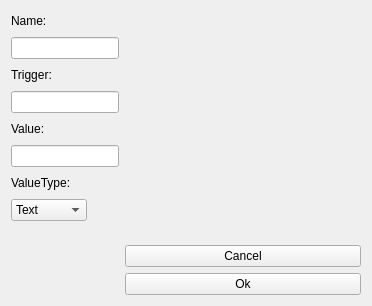
This is plugins/Commands/Keyboard/addbuttondlg.ui in KDE/simon as Qt 5 draws it before an edit. The edited form follows.
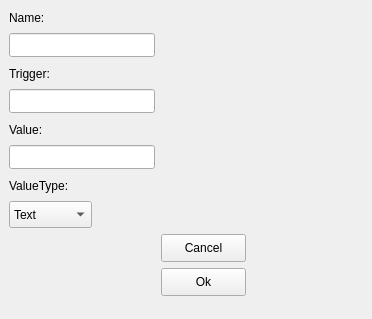
This is the edited form. Custom widgets are drawn as their Qt base class.

Commit message: Bugfix in the kb Plugin. Sorry for so much commits ;)

```diff
--- a/plugins/Commands/Keyboard/addbuttondlg.ui
+++ b/plugins/Commands/Keyboard/addbuttondlg.ui
@@ -7,118 +7,51 @@
     <x>0</x>
     <y>0</y>
     <width>372</width>
-    <height>306</height>
+    <height>319</height>
    </rect>
   </property>
   <property name="windowTitle">
    <string>Command</string>
   </property>
-  <layout class="QFormLayout" name="formLayout">
-   <property name="fieldGrowthPolicy">
-    <enum>QFormLayout::AllNonFixedFieldsGrow</enum>
+  <widget class="QLineEdit" name="leName">
+   <property name="geometry">
+    <rect>
+     <x>9</x>
+     <y>33</y>
+     <width>146</width>
+     <height>24</height>
+    </rect>
    </property>
-   <item row="0" column="1">
-    <spacer name="horizontalSpacer">
-     <property name="orientation">
-      <enum>Qt::Horizontal</enum>
-     </property>
-     <property name="sizeHint" stdset="0">
-      <size>
-       <width>40</width>
-       <height>20</height>
-      </size>
-     </property>
-    </spacer>
-   </item>
-   <item row="1" column="0">
-    <widget class="QLineEdit" name="leName"/>
-   </item>
-   <item row="1" column="1">
-    <spacer name="horizontalSpacer_2">
-     <property name="orientation">
-      <enum>Qt::Horizontal</enum>
-     </property>
-     <property name="sizeHint" stdset="0">
-      <size>
-       <width>40</width>
-       <height>20</height>
-      </size>
-     </property>
-    </spacer>
-   </item>
-   <item row="2" column="1">
-    <spacer name="horizontalSpacer_3">
-     <property name="orientation">
-      <enum>Qt::Horizontal</enum>
-     </property>
-     <property name="sizeHint" stdset="0">
-      <size>
-       <width>40</width>
-       <height>20</height>
-      </size>
-     </property>
-    </spacer>
-   </item>
-   <item row="3" column="0">
-    <widget class="QLineEdit" name="leTrigger"/>
-   </item>
-   <item row="3" column="1">
-    <spacer name="horizontalSpacer_4">
-     <property name="orientation">
-      <enum>Qt::Horizontal</enum>
-     </property>
-     <property name="sizeHint" stdset="0">
-      <size>
-       <width>40</width>
-       <height>20</height>
-      </size>
-     </property>
-    </spacer>
-   </item>
-   <item row="4" column="1">
-    <spacer name="horizontalSpacer_5">
-     <property name="orientation">
-      <enum>Qt::Horizontal</enum>
-     </property>
-     <property name="sizeHint" stdset="0">
-      <size>
-       <width>40</width>
-       <height>20</height>
-      </size>
-     </property>
-    </spacer>
-   </item>
-   <item row="5" column="0">
-    <widget class="QLineEdit" name="leValue"/>
-   </item>
-   <item row="5" column="1">
-    <spacer name="horizontalSpacer_6">
-     <property name="orientation">
-      <enum>Qt::Horizontal</enum>
-     </property>
-     <property name="sizeHint" stdset="0">
-      <size>
-       <width>40</width>
-       <height>20</height>
-      </size>
-     </property>
-    </spacer>
-   </item>
-   <item row="6" column="1">
-    <spacer name="horizontalSpacer_7">
-     <property name="orientation">
-      <enum>Qt::Horizontal</enum>
-     </property>
-     <property name="sizeHint" stdset="0">
-      <size>
-       <width>40</width>
-       <height>20</height>
-      </size>
-     </property>
-    </spacer>
-   </item>
-   <item row="7" column="0">
+  </widget>
+  <widget class="QLineEdit" name="leTrigger">
+   <property name="geometry">
+    <rect>
+     <x>9</x>
+     <y>89</y>
+     <width>146</width>
+     <height>24</height>
+    </rect>
+   </property>
+  </widget>
+  <widget class="QLineEdit" name="leValue">
+   <property name="geometry">
+    <rect>
+     <x>9</x>
+     <y>145</y>
+     <width>146</width>
+     <height>24</height>
+    </rect>
+   </property>
+  </widget>
     <widget class="QComboBox" name="cbValueType">
+   <property name="geometry">
+    <rect>
+     <x>9</x>
+     <y>201</y>
+     <width>83</width>
+     <height>27</height>
+    </rect>
+   </property>
      <item>
       <property name="text">
        <string>Text</string>
@@ -130,102 +63,84 @@
       </property>
      </item>
     </widget>
-   </item>
-   <item row="7" column="1">
-    <spacer name="horizontalSpacer_8">
-     <property name="orientation">
-      <enum>Qt::Horizontal</enum>
-     </property>
-     <property name="sizeHint" stdset="0">
-      <size>
-       <width>40</width>
-       <height>20</height>
-      </size>
-     </property>
-    </spacer>
-   </item>
-   <item row="8" column="0" colspan="2">
-    <spacer name="verticalSpacer">
-     <property name="orientation">
-      <enum>Qt::Vertical</enum>
-     </property>
-     <property name="sizeHint" stdset="0">
-      <size>
-       <width>20</width>
-       <height>40</height>
-      </size>
-     </property>
-    </spacer>
-   </item>
-   <item row="9" column="0">
-    <spacer name="horizontalSpacer_10">
-     <property name="orientation">
-      <enum>Qt::Horizontal</enum>
-     </property>
-     <property name="sizeHint" stdset="0">
-      <size>
-       <width>40</width>
-       <height>20</height>
-      </size>
-     </property>
-    </spacer>
-   </item>
-   <item row="9" column="1">
     <widget class="KPushButton" name="pbCancel">
+   <property name="geometry">
+    <rect>
+     <x>161</x>
+     <y>234</y>
+     <width>85</width>
+     <height>28</height>
+    </rect>
+   </property>
      <property name="text">
       <string>Cancel</string>
      </property>
     </widget>
-   </item>
-   <item row="10" column="0">
-    <spacer name="horizontalSpacer_9">
-     <property name="orientation">
-      <enum>Qt::Horizontal</enum>
-     </property>
-     <property name="sizeHint" stdset="0">
-      <size>
-       <width>40</width>
-       <height>20</height>
-      </size>
-     </property>
-    </spacer>
-   </item>
-   <item row="10" column="1">
     <widget class="KPushButton" name="pbOk">
+   <property name="geometry">
+    <rect>
+     <x>161</x>
+     <y>268</y>
+     <width>85</width>
+     <height>28</height>
+    </rect>
+   </property>
      <property name="text">
       <string>Ok</string>
      </property>
     </widget>
-   </item>
-   <item row="6" column="0">
     <widget class="QLabel" name="label">
+   <property name="geometry">
+    <rect>
+     <x>9</x>
+     <y>177</y>
+     <width>70</width>
+     <height>18</height>
+    </rect>
+   </property>
      <property name="text">
       <string>ValueType:</string>
      </property>
     </widget>
-   </item>
-   <item row="4" column="0">
     <widget class="QLabel" name="label_2">
+   <property name="geometry">
+    <rect>
+     <x>9</x>
+     <y>121</y>
+     <width>40</width>
+     <height>18</height>
+    </rect>
+   </property>
      <property name="text">
       <string>Value:</string>
      </property>
     </widget>
-   </item>
-   <item row="2" column="0">
     <widget class="QLabel" name="label_3">
+   <property name="geometry">
+    <rect>
+     <x>9</x>
+     <y>65</y>
+     <width>48</width>
+     <height>18</height>
+    </rect>
+   </property>
      <property name="text">
       <string>Trigger:</string>
      </property>
     </widget>
-   </item>
-   <item row="0" column="0">
     <widget class="QLabel" name="label_4">
+   <property name="geometry">
+    <rect>
+     <x>9</x>
+     <y>9</y>
+     <width>43</width>
+     <height>18</height>
+    </rect>
+   </property>
      <property name="text">
       <string>Name:</string>
      </property>
     </widget>
-   </item>
-  </layout>
  </widget>
  <customwidgets>
   <customwidget>
```
Left out of the diff: 2 changed lines with no effect on the pictures. Lines whose indentation alone changed are shown as unchanged.
